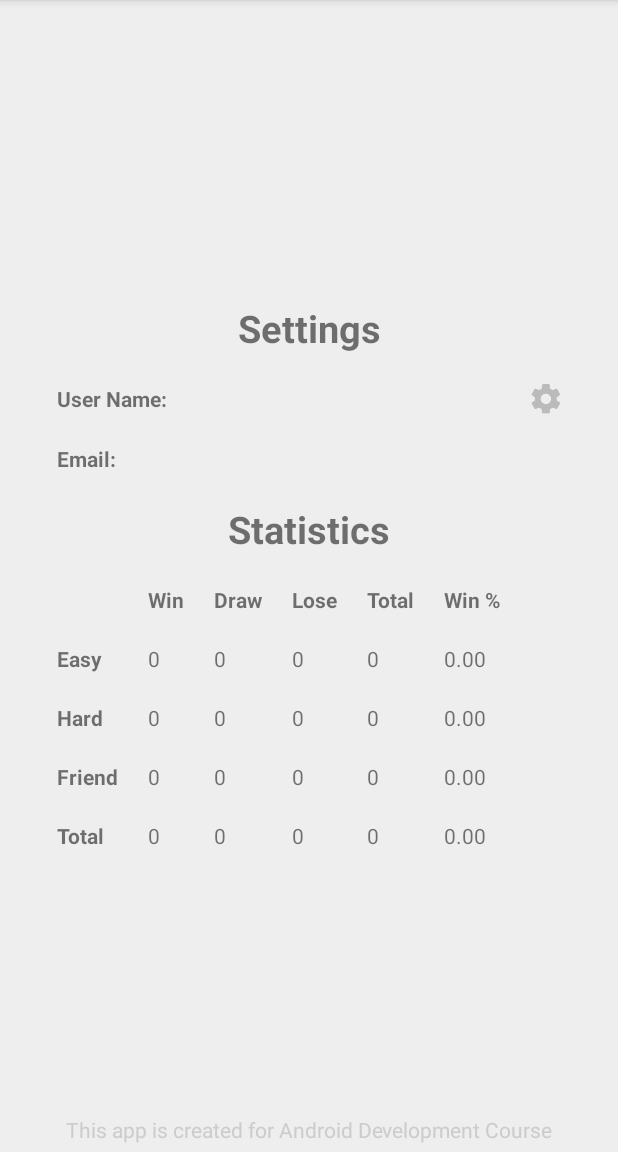
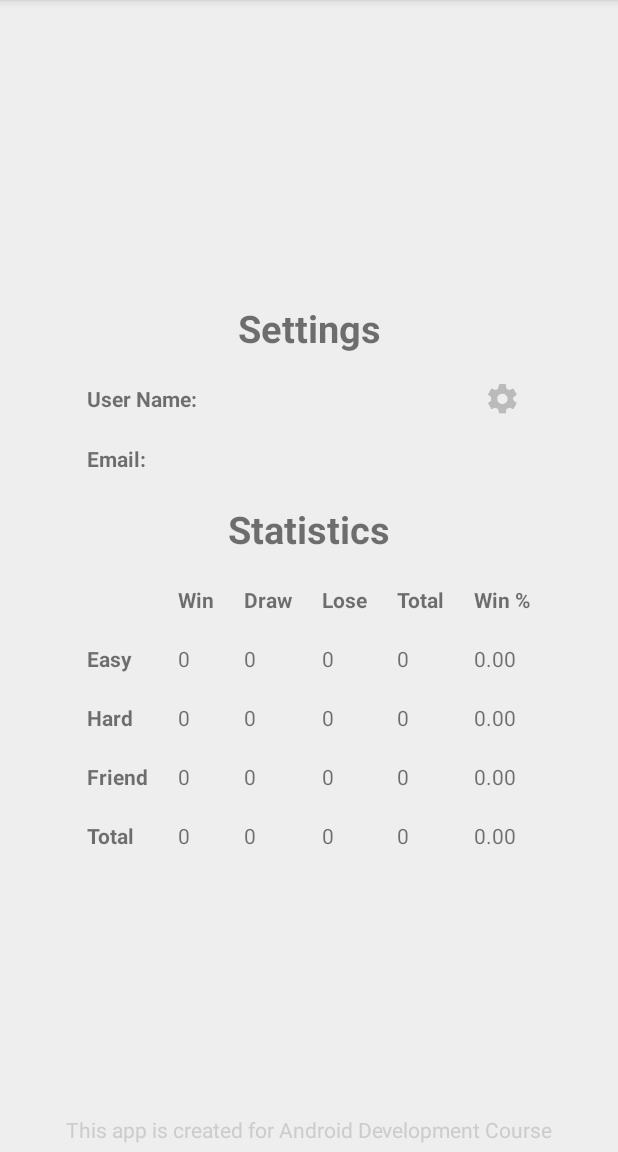
Before and after one commit to xhianto/Ka.Hea.Lam.AndroidDevelopment, an Android app: the SettingsActivity screen opened directly, with no data from a screen before it, on a phone screen of 412 x 824 dp, the part 84-1236 px from its top. Run offline under Robolectric (Android 15) with nearby library versions, the phone set to English and light mode, and no system bars; 12 statements that could not run were skipped.

```diff
--- a/app/build.gradle
+++ b/app/build.gradle
@@ -37,7 +37,8 @@ dependencies {
     implementation 'androidx.appcompat:appcompat:1.4.0'
     implementation 'com.google.android.material:material:1.4.0'
     implementation 'androidx.constraintlayout:constraintlayout:2.1.2'
-    implementation 'com.google.android.gms:play-services-auth:20.0.0'
+    implementation 'com.google.android.gms:play-services-auth:20.0.1'
+    implementation 'androidx.legacy:legacy-support-v4:1.0.0'
 
     testImplementation 'junit:junit:4.13.2'
     androidTestImplementation 'androidx.test.ext:junit:1.1.3'
--- a/app/src/main/res/layout/activity_settings.xml
+++ b/app/src/main/res/layout/activity_settings.xml
@@ -21,7 +21,7 @@
             <TextView
                 android:layout_height="wrap_content"
                 android:layout_marginBottom="10dp"
-                android:layout_span="7"
+                android:layout_span="6"
                 android:gravity="center_horizontal"
                 android:text="@string/settings"
                 android:textSize="25sp"
@@ -39,7 +39,7 @@
                 android:layout_margin="10dp"/>
             <TextView
                 android:id="@+id/userUserName"
-                android:layout_span="4"
+                android:layout_span="3"
                 android:layout_width="wrap_content"
                 android:layout_height="wrap_content"
                 android:layout_margin="10dp"/>
@@ -66,7 +66,7 @@
                 android:layout_margin="10dp"/>
             <TextView
                 android:id="@+id/userEmailAddress"
-                android:layout_span="4"
+                android:layout_span="3"
                 android:layout_width="wrap_content"
                 android:layout_height="wrap_content"
                 android:layout_margin="10dp"/>
@@ -75,7 +75,7 @@
             <TextView
                 android:layout_height="wrap_content"
                 android:layout_marginBottom="10dp"
-                android:layout_span="7"
+                android:layout_span="6"
                 android:gravity="center_horizontal"
                 android:text="@string/statistics"
                 android:textSize="25sp"
```
Also changed, not shown: app/src/main/java/com/example/tictactoe/LoginFragment.kt (added, +59 -0 lines), app/src/main/res/values/strings.xml (+14 -15 lines), 2 other files.
